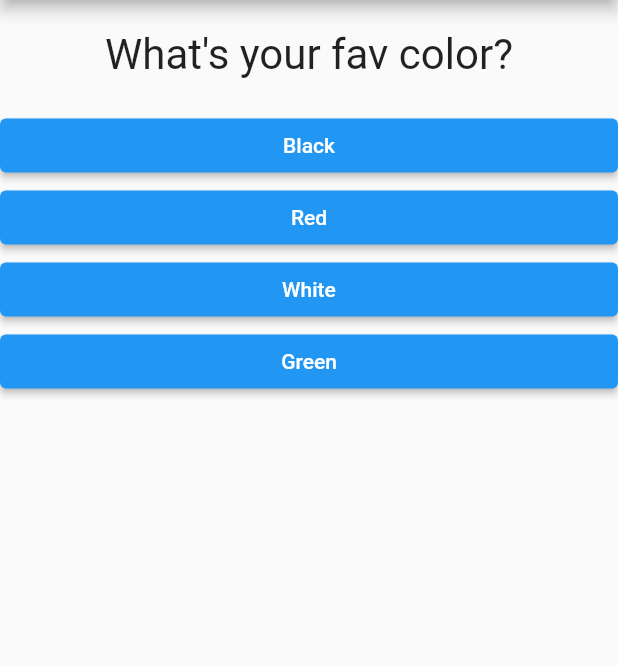
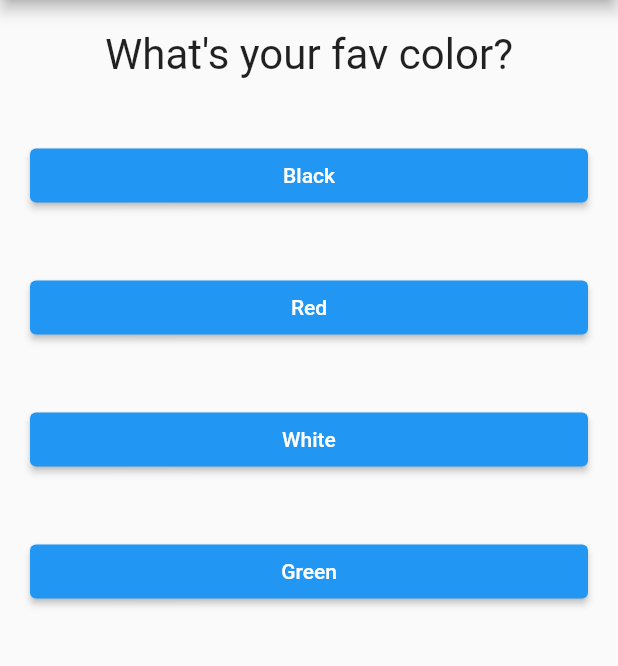
Before and after one commit to addod19/flutterQuizApp, a Flutter app: the screen it shows after launch, after a tap on "Black", after a tap on "JS", after a tap on "Restart Quiz", on a phone screen of 412 x 824 dp, the part 84-750 px from its top. Run offline on Flutter 3.47's test engine with Material 2 defaults, Android fonts, the phone set to English and light mode, and no system bars.

Commit message:
Add padding to answer button

```diff
--- a/lib/answer.dart
+++ b/lib/answer.dart
@@ -9,6 +9,7 @@ class Answer extends StatelessWidget {
   Widget build(BuildContext context) {
     return Container(
       width: double.infinity,
+      margin: EdgeInsets.all(20),
       child: ElevatedButton(
         child: Text(answerText),
         onPressed: selectHandler,
--- a/lib/result.dart
+++ b/lib/result.dart
@@ -34,6 +34,7 @@ class Result extends StatelessWidget {
               fontSize: 36,
               fontWeight: FontWeight.bold,
             ),
+            textAlign: TextAlign.center,
             // textAlign: TextAlign.center,
           ),
           TextButton(
```
